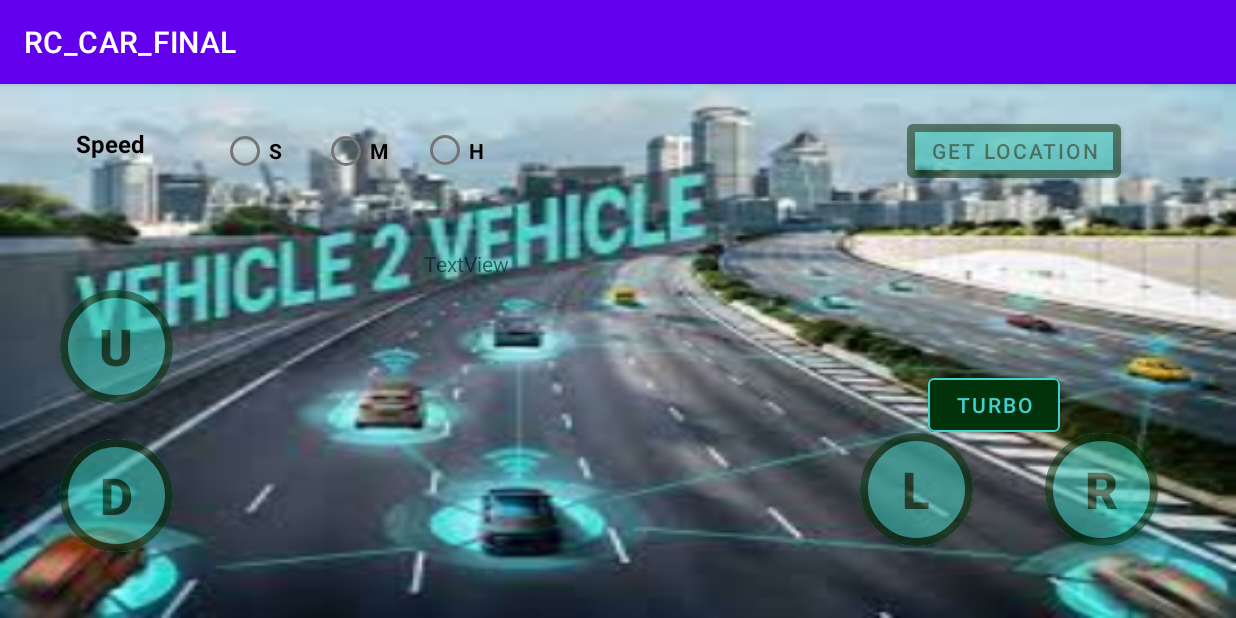
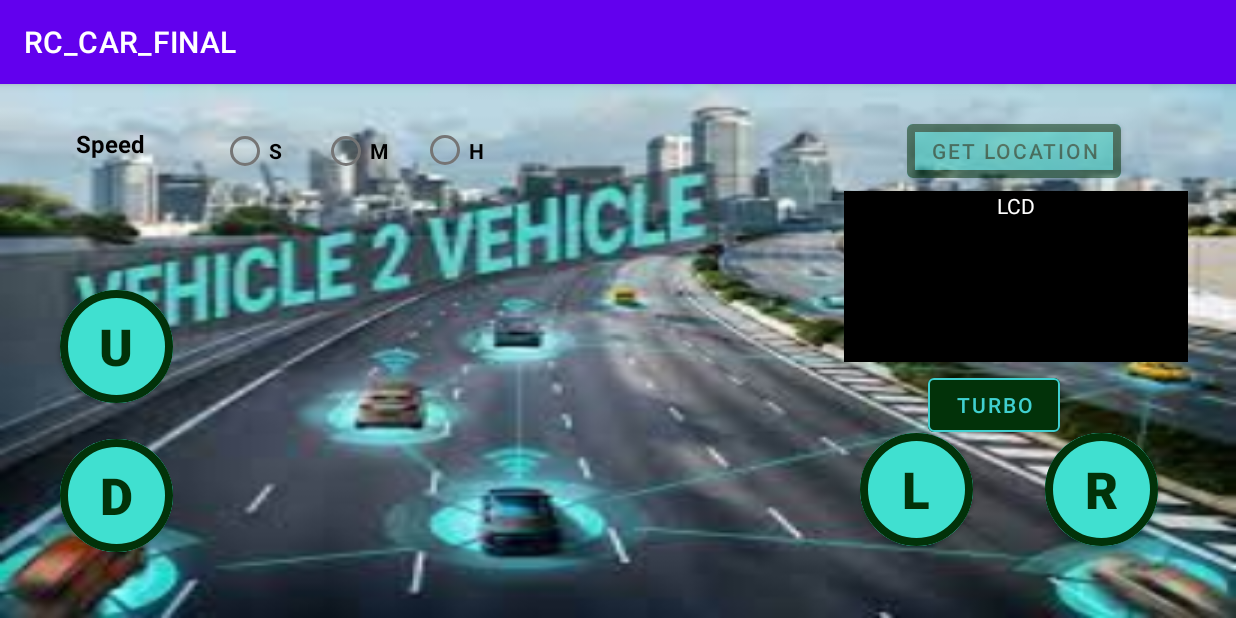
Before and after one commit to Mo3az99/Graduation-Project-V2V, an Android app: the MainActivity2 screen opened directly, with no data from a screen before it, on a phone screen of 824 x 412 dp (held sideways). Run offline under Robolectric (Android 15) with nearby library versions, the phone set to English and light mode, and no system bars.

Commit message:
UI enhancement

```diff
--- a/RC_CAR_FINAL/app/src/main/res/layout/activity_main2.xml
+++ b/RC_CAR_FINAL/app/src/main/res/layout/activity_main2.xml
@@ -10,22 +10,22 @@
         android:id="@+id/textView3"
         android:layout_width="229dp"
         android:layout_height="114dp"
-        android:layout_marginEnd="312dp"
-        android:text="TextView"
+        android:layout_marginEnd="32dp"
+        android:background="#000000"
+        android:text="LCD"
+        android:textAlignment="center"
+        android:textColor="#FFFFFF"
         app:layout_constraintBottom_toBottomOf="parent"
         app:layout_constraintEnd_toEndOf="parent"
         app:layout_constraintTop_toTopOf="parent"
-        app:layout_constraintVertical_bias="0.454" />
+        app:layout_constraintVertical_bias="0.296" />
 
     <Button
         android:id="@+id/UP"
-
         android:layout_width="75dp"
         android:layout_height="75dp"
-
         android:layout_marginStart="40dp"
         android:layout_marginBottom="24dp"
-        android:alpha=".5"
         android:backgroundTint="#40E0D0"
         android:insetTop="0dp"
         android:insetBottom="0dp"
@@ -43,11 +43,8 @@
         android:id="@+id/DOWN"
         android:layout_width="75dp"
         android:layout_height="75dp"
-
-
         android:layout_marginStart="40dp"
         android:layout_marginBottom="44dp"
-        android:alpha=".5"
         android:backgroundTint="#40E0D0"
         android:insetTop="0dp"
         android:insetBottom="0dp"
@@ -65,10 +62,8 @@
         android:id="@+id/right"
         android:layout_width="75dp"
         android:layout_height="75dp"
-
         android:layout_marginEnd="52dp"
         android:layout_marginBottom="48dp"
-        android:alpha=".5"
         android:backgroundTint="#40E0D0"
         android:insetTop="0dp"
         android:insetBottom="0dp"
@@ -86,11 +81,8 @@
         android:id="@+id/left"
         android:layout_width="75dp"
         android:layout_height="75dp"
-
-
         android:layout_marginEnd="48dp"
         android:layout_marginBottom="48dp"
-        android:alpha=".5"
         android:backgroundTint="#40E0D0"
         android:insetTop="0dp"
         android:insetBottom="0dp"
```
Also changed, not shown: 1 other file.
